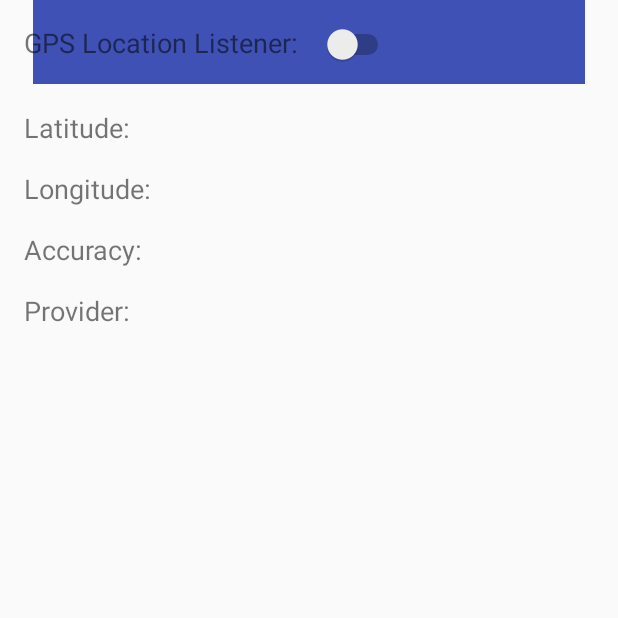
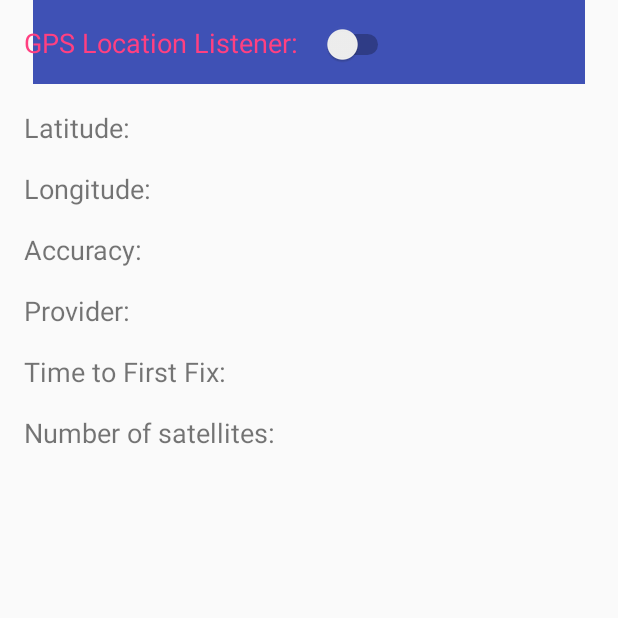
Before and after one commit to xiaoironman/Hackathon, an Android app: the SatelliteInformation screen opened directly, with no data from a screen before it, on a phone screen of 412 x 824 dp, the top half of it. Run offline under Robolectric (Android 15) with nearby library versions, the phone set to English and light mode, and no system bars.

Commit message:
Added some comments, minor updates, and GNSS status listener to Location Manager in Satellite Information class.

```diff
--- a/app/src/main/java/com/example/xiao/hackathonproject/SatelliteInformation.java
+++ b/app/src/main/java/com/example/xiao/hackathonproject/SatelliteInformation.java
@@ -3,6 +3,7 @@ package com.example.xiao.hackathonproject;
 import android.Manifest;
 import android.content.Context;
 import android.content.pm.PackageManager;
+import android.location.GnssStatus;
 import android.location.Location;
 import android.location.LocationListener;
 import android.location.LocationManager;
@@ -20,11 +21,14 @@ public class SatelliteInformation extends AppCompatActivity {
 
     private LocationManager locationManager;
     private LocationListener locationListener;
+    private GnssStatus.Callback gnssStatusListener;
 
     private TextView mLatitude;
     private TextView mLongitude;
     private TextView mAccuracy;
     private TextView mProvider;
+    private TextView mFirstFix;
+    private TextView mSatCount;
     private Switch switchListener;
 
     @Override
@@ -59,6 +63,28 @@ public class SatelliteInformation extends AppCompatActivity {
             }
         };
 
+        // define a GNSS status listener that contains all information about tracked satellites
+        gnssStatusListener = new GnssStatus.Callback() {
+            public void onStarted() {
+
+            }
+
+            public void onStopped() {
+
+            }
+
+            public void onFirstFix(int ttffMillis) {
+                // Called when the GNSS system has received its first fix since starting
+                firstFixAcquired(ttffMillis);
+            }
+
+            public void onSatelliteStatusChanged(GnssStatus status) {
+                // Called periodically to report GNSS satellite status
+                onGnssStatusChanged(status);
+            }
+        };
+
+        // initialize switch's functionality
         switchListener = (Switch) findViewById(R.id.listener_switch);
         switchListener.setOnCheckedChangeListener(new CompoundButton.OnCheckedChangeListener() {
             @Override
@@ -73,18 +99,25 @@ public class SatelliteInformation extends AppCompatActivity {
             }
         });
 
+        // get references to TextViews in the layout
         mLatitude = (TextView) findViewById(R.id.latitude);
         mLongitude = (TextView) findViewById(R.id.longitude);
         mAccuracy = (TextView) findViewById(R.id.accuracy);
         mProvider = (TextView) findViewById(R.id.provider);
+        mFirstFix = (TextView) findViewById(R.id.first_fix);
+        mSatCount = (TextView) findViewById(R.id.sat_count);
     }
 
+    // when we leave the activity (back and home button)
     @Override
     protected void onStop() {
         super.onStop();
         switchListener.setChecked(false);
     }
 
+    // request location updates for the listener if we have permission
+    // 0, 0 means we want updates as often as possible
+    // register also GNSS status callback to the manager = request GNSS status changes for the listener
     protected void startLocationListening() {
         // Register the listener with the Location Manager to receive location updates
         int permissionCheck = ContextCompat.checkSelfPermission(this,
@@ -93,17 +126,24 @@ public class SatelliteInformation extends AppCompatActivity {
             Toast.makeText(this, "Permission is not granted.", Toast.LENGTH_LONG).show();
         } else {
             locationManager.requestLocationUpdates(LocationManager.GPS_PROVIDER, 0, 0, locationListener);
+            locationManager.registerGnssStatusCallback(gnssStatusListener);
         }
     }
 
+    // stop listening to location updates and clear TextViews
+    // stop listening to GNSS status changes
     protected void stopLocationListening() {
         locationManager.removeUpdates(locationListener);
+        locationManager.unregisterGnssStatusCallback(gnssStatusListener);
         mLatitude.setText(getString(R.string.latitude));
         mLongitude.setText(getString(R.string.longitude));
         mAccuracy.setText(getString(R.string.accuracy));
         mProvider.setText(getString(R.string.provider));
+        mFirstFix.setText(getString(R.string.first_fix));
+        mSatCount.setText(getString(R.string.sat_count));
     }
 
+    // after getting a new location
     protected void makeUseOfNewLocation(Location location) {
         if (location != null) {
             mLatitude.setText(String.format("%s %f °", getString(R.string.latitude), location.getLatitude()));
@@ -130,4 +170,13 @@ public class SatelliteInformation extends AppCompatActivity {
         }
         Toast.makeText(this, String.format("%s is %s.", provider, providerStatus), Toast.LENGTH_LONG).show();
     }
+
+    protected void onGnssStatusChanged(GnssStatus status) {
+        mSatCount.setText(String.format("%s %d", getString(R.string.sat_count), status.getSatelliteCount()));
+    }
+
+    protected void firstFixAcquired(int time) {
+        //time is in ms
+        mFirstFix.setText(String.format("%s %d ms", getString(R.string.first_fix), time));
+    }
 }
--- a/app/src/main/res/layout/activity_satellite_information.xml
+++ b/app/src/main/res/layout/activity_satellite_information.xml
@@ -28,6 +28,7 @@
         android:layout_marginLeft="16dp"
         android:layout_marginTop="16dp"
         android:text="@string/location_listener"
+        android:textColor="@color/colorAccent"
         android:textSize="18sp"
         app:layout_constraintLeft_toLeftOf="parent"
         app:layout_constraintTop_toTopOf="parent" />
@@ -84,4 +85,26 @@
         android:textSize="18sp"
         app:layout_constraintLeft_toLeftOf="parent"
         app:layout_constraintTop_toBottomOf="@+id/accuracy" />
+
+    <TextView
+        android:id="@+id/first_fix"
+        android:layout_width="wrap_content"
+        android:layout_height="wrap_content"
+        android:layout_marginLeft="16dp"
+        android:layout_marginTop="16dp"
+        android:text="@string/first_fix"
+        android:textSize="18sp"
+        app:layout_constraintLeft_toLeftOf="parent"
+        app:layout_constraintTop_toBottomOf="@+id/provider" />
+
+    <TextView
+        android:id="@+id/sat_count"
+        android:layout_width="wrap_content"
+        android:layout_height="wrap_content"
+        android:layout_marginLeft="16dp"
+        android:layout_marginTop="16dp"
+        android:text="@string/sat_count"
+        android:textSize="18sp"
+        app:layout_constraintLeft_toLeftOf="parent"
+        app:layout_constraintTop_toBottomOf="@+id/first_fix" />
 </android.support.constraint.ConstraintLayout>
--- a/app/src/main/res/values/strings.xml
+++ b/app/src/main/res/values/strings.xml
@@ -12,4 +12,6 @@
     <string name="accuracy">Accuracy:</string>
     <string name="provider">Provider:</string>
     <string name="see_on_map">See My Location On The Map</string>
+    <string name="first_fix">Time to First Fix:</string>
+    <string name="sat_count">Number of satellites:</string>
 </resources>
```
